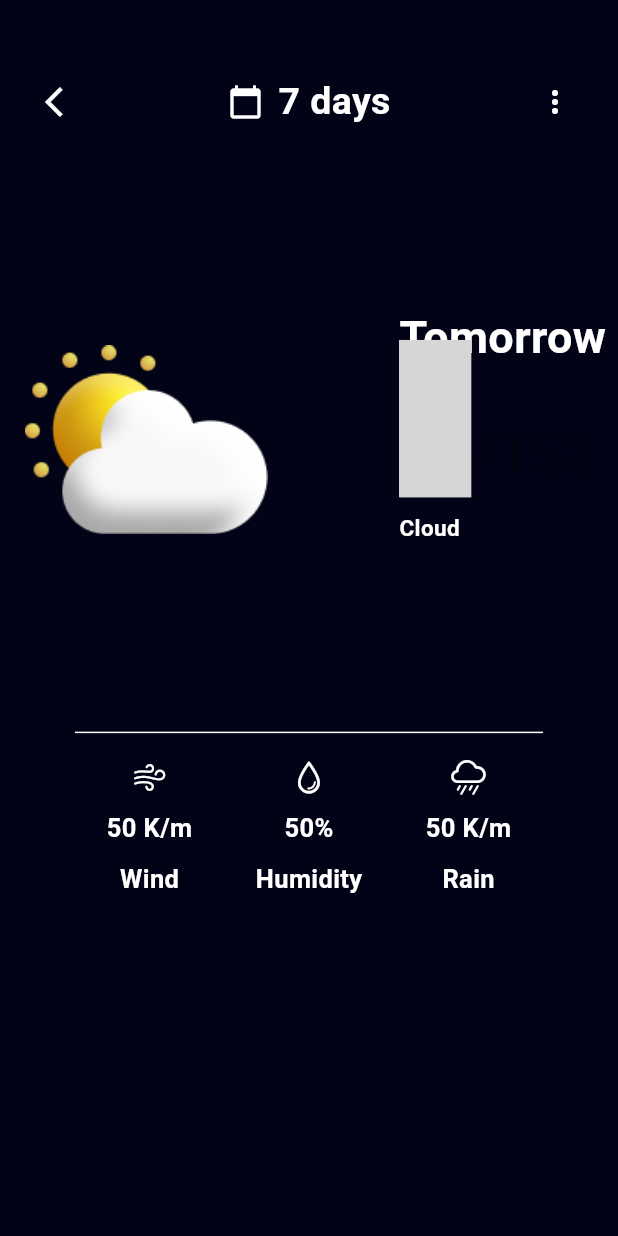
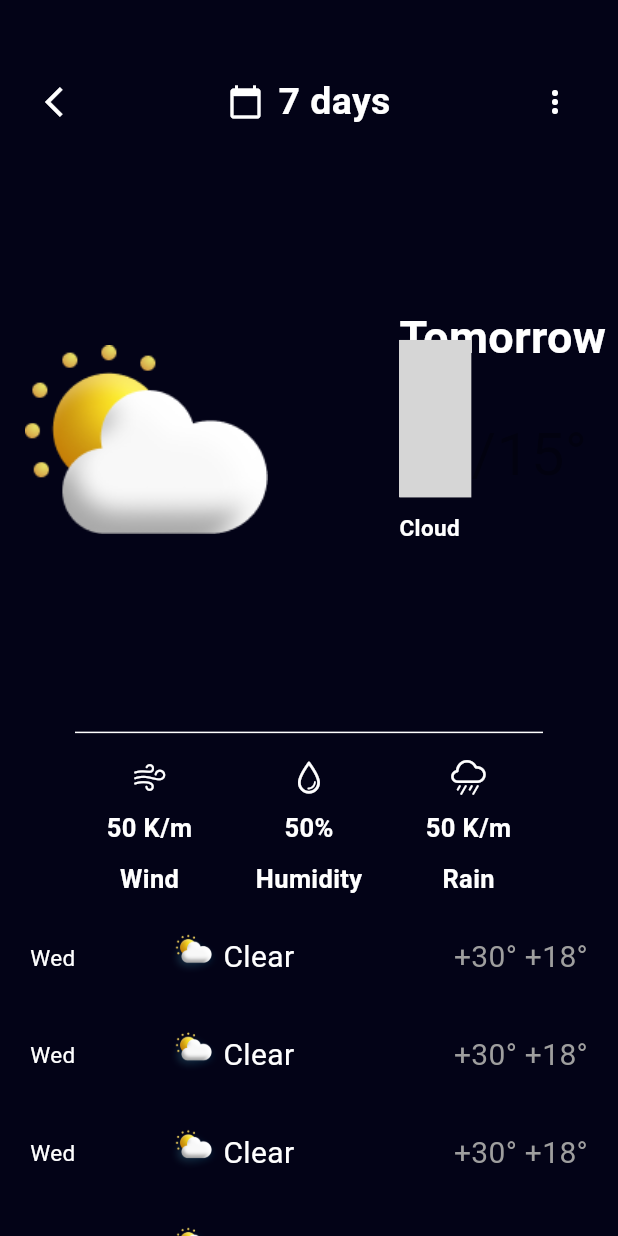
Before and after one commit to abdullahdebo/weather_app, a Flutter app: the screen it shows after launch, after a tap on "7 Days", on a phone screen of 412 x 824 dp. Run offline on Flutter 3.47's test engine with Material 3 defaults, Android fonts, the phone set to English and light mode, and no system bars; our stand-ins replace google_fonts; missing offline and left inert: flutter_glow; grey boxes are pictures that could not be loaded.

Commit message:
finish DetailsPage

```diff
--- a/lib/Detailpage.dart
+++ b/lib/Detailpage.dart
@@ -14,6 +14,7 @@ class Detailpage extends StatelessWidget {
       body: Column(
         children: [
           TomorroWeather(),
+          Sevendays(),
         ],
       ),
     );
@@ -95,7 +96,7 @@ class TomorroWeather extends StatelessWidget {
                             style: GoogleFonts.roboto(fontWeight: FontWeight.bold, fontSize: 100),
                           ),
                           Text(
-                            '/' + '15' '\u0080',
+                            '/' + '15' '\u00B0',
                             style: GoogleFonts.roboto(
                               fontSize: 40,
                               color: Colors.black.withOpacity(0.3),
@@ -128,9 +129,60 @@ class TomorroWeather extends StatelessWidget {
                   ),
                   ExtraWeather(),
                 ],
-              ))
+              )),
         ],
       ),
     );
   }
 }
+
+class Sevendays extends StatelessWidget {
+  const Sevendays({super.key});
+
+  @override
+  Widget build(BuildContext context) {
+    return Expanded(child: ListView.builder(itemBuilder: (BuildContext context, int index) {
+      return Padding(
+        padding: const EdgeInsets.only(left: 20,right: 20,bottom: 25),
+        child: Row(
+          mainAxisAlignment: MainAxisAlignment.spaceBetween,
+          children: [
+            Text(
+              'Wed',
+              style: GoogleFonts.roboto(fontSize: 15),
+            ),
+            Container(
+              width: 135,
+              child: Row(
+                mainAxisAlignment: MainAxisAlignment.start,
+                children: [
+                  Image(
+                    image: AssetImage('assets/sunny.png'),
+                    width: 40,
+                  ),
+                  Text(
+                    'Clear',
+                    style: GoogleFonts.roboto(fontSize: 20),
+                  ),
+                ],
+              ),
+            ),
+            Row(
+              children: [
+                Text(
+                  '+' '30''\u00B0',
+                  style: GoogleFonts.roboto(fontSize: 20, color: Colors.grey),
+                ),
+                SizedBox(width: 5,),
+                Text(
+                  '+' '18''\u00B0',
+                  style: GoogleFonts.roboto(fontSize: 20, color: Colors.grey),
+                ),
+              ],
+            ),
+          ],
+        ),
+      );
+    }));
+  }
+}
--- a/lib/home.dart
+++ b/lib/home.dart
@@ -44,7 +44,7 @@ class _CurrentWeatherState extends State<CurrentWeather> {
   Widget build(BuildContext context) {
     return GestureDetector(
       child: GlowContainer(
-        height: MediaQuery.of(context).size.height / 1.4,
+        height: MediaQuery.of(context).size.height / 1.5,
         margin: EdgeInsets.all(2.0),
         padding: EdgeInsets.only(top: 60, left: 30, right: 30),
         glowColor: Color(0xff00A1FF),
@@ -69,7 +69,6 @@ class _CurrentWeatherState extends State<CurrentWeather> {
                       textInputAction: TextInputAction.search,
                       onSubmitted: (value) {
                         var temp;
-                        if (temp == null) {
                         showDialog(
                             context: context,
                             builder: (BuildContext context) {
@@ -87,7 +86,6 @@ class _CurrentWeatherState extends State<CurrentWeather> {
                                 ],
                               );
                             });
-                        }
                       },
                     )
                   : Row(
@@ -224,8 +222,63 @@ class TodayWeather extends StatelessWidget {
               ),
             ],
           ),
+          SizedBox(
+            height: 15,
+          ),
+          Container(
+            margin: EdgeInsets.only(bottom: 30),
+          ),
+          Row(
+            mainAxisAlignment: MainAxisAlignment.spaceBetween,
+            children: [
+              weatherWidget(),
+              weatherWidget(),
+              weatherWidget(),
+              weatherWidget(),
+            ],
+          ),
         ],
       ),
     );
   }
 }
+
+class weatherWidget extends StatelessWidget {
+  const weatherWidget({super.key});
+
+  @override
+  Widget build(BuildContext context) {
+    return Container(
+      padding: EdgeInsets.all(15),
+      decoration: BoxDecoration(
+        border: Border.all(width: 0.2, color: Colors.white),
+        borderRadius: BorderRadius.circular(35),
+      ),
+      child: Column(
+        children: [
+          Text(
+            '17' '+' '\u00B0',
+            style: GoogleFonts.roboto(
+              fontSize: 20,
+            ),
+          ),
+          SizedBox(
+            height: 5,
+          ),
+          Image(
+            image: AssetImage('assets/sunny.png'),
+            width: 50,
+            height: 50,
+          ),
+          SizedBox(
+            height: 5,
+          ),
+          Text(
+            '12.00',
+            style: GoogleFonts.roboto(fontSize: 16, color: Colors.grey),
+          )
+        ],
+      ),
+    );
+  }
+}
```
Lines whose indentation alone changed are shown as unchanged.
